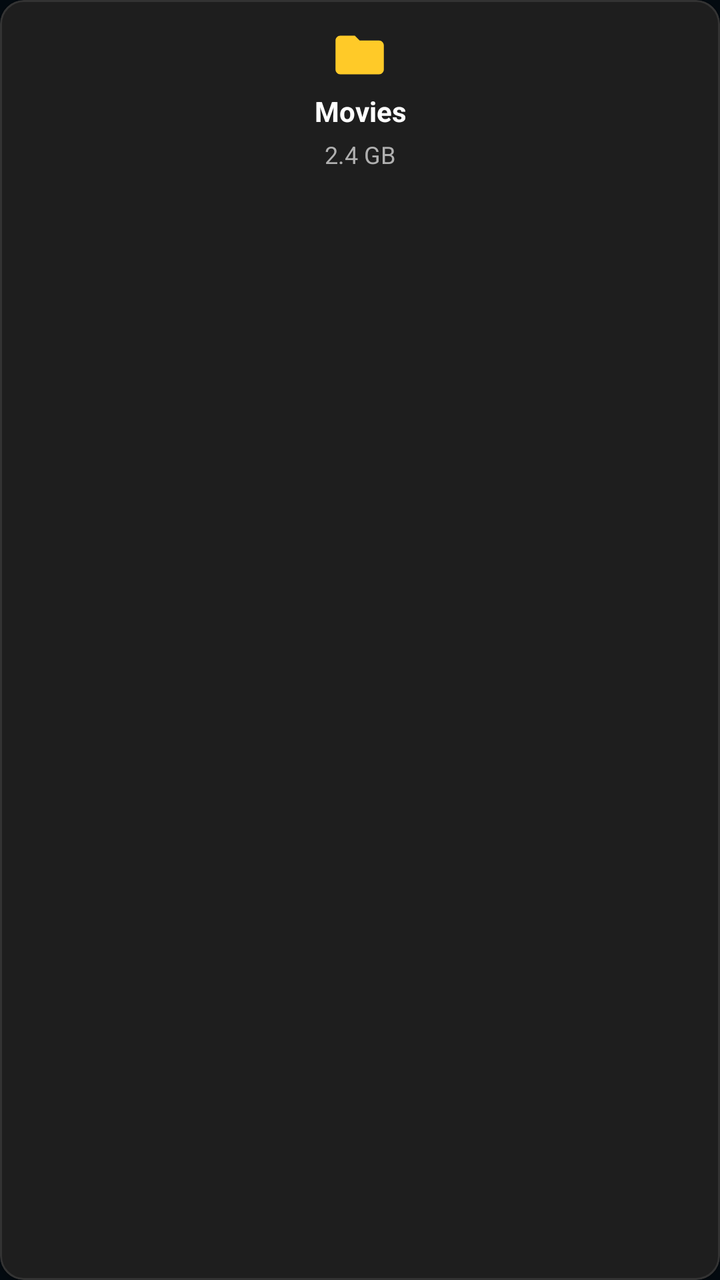
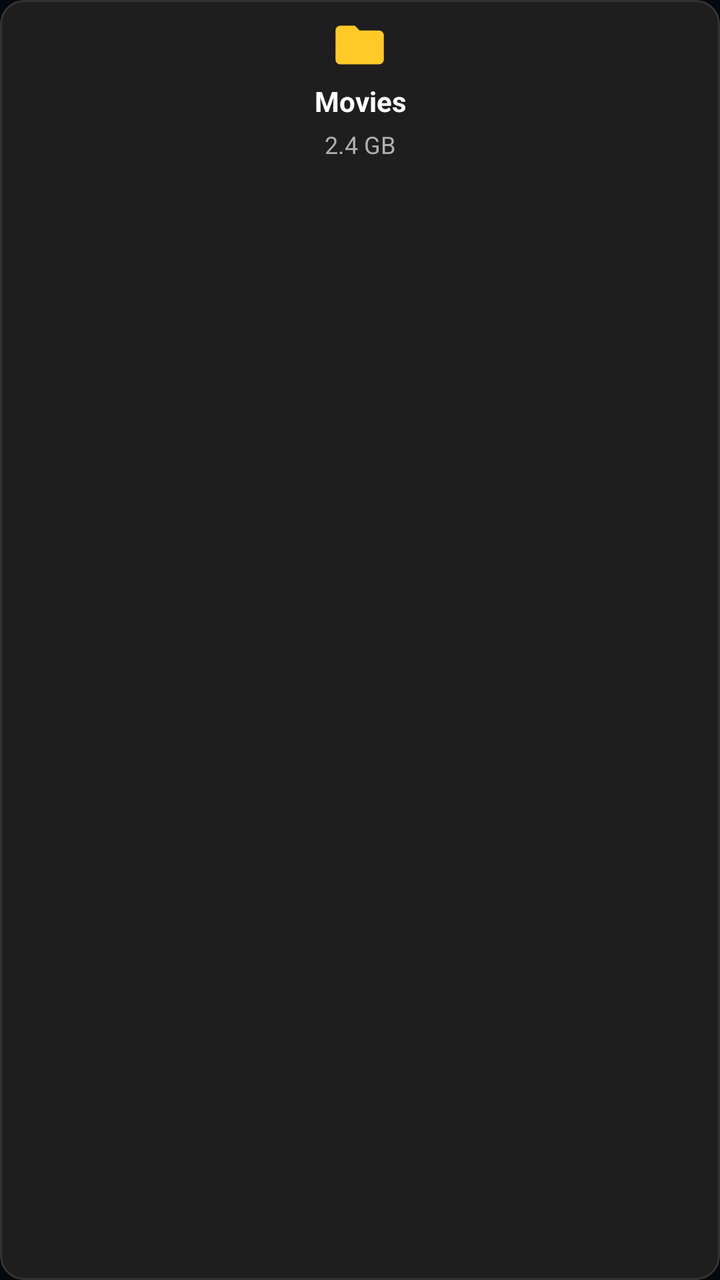

Screens rendered from an Android XML layout before and after an edit, with the pre-edit source and the edit as a unified diff.
<!-- AndroidManifest.xml: application theme Theme.FTFileManager -->
<!-- res/layout/item_dashboard_small.xml -->
<?xml version="1.0" encoding="utf-8"?>
<com.google.android.material.card.MaterialCardView xmlns:android="http://schemas.android.com/apk/res/android"
    xmlns:app="http://schemas.android.com/apk/res-auto"
    android:layout_width="match_parent"
    android:layout_height="wrap_content"
    android:layout_marginStart="6dp"
    android:layout_marginTop="18dp"
    android:layout_marginEnd="6dp"
    app:cardBackgroundColor="#1E1E1E"
    app:cardCornerRadius="12dp"
    app:strokeColor="#333333"
    app:strokeWidth="1dp">

    <LinearLayout
        android:layout_width="match_parent"
        android:layout_height="wrap_content"
        android:layout_marginTop="5dp"
        android:layout_marginBottom="5dp"
        android:gravity="center"
        android:orientation="vertical"
        android:padding="8dp">

        <ImageView
            android:id="@+id/itemIcon"
            android:layout_width="29dp"
            android:layout_height="29dp"
            android:src="@drawable/ic_folder_yellow"
            app:tint="#FFCA28" />

        <TextView
            android:id="@+id/itemTitle"
            android:layout_width="match_parent"
            android:layout_height="wrap_content"
            android:layout_marginTop="4dp"
            android:layout_marginBottom="4dp"
            android:ellipsize="end"
            android:gravity="center"
            android:maxLines="1"
            android:text="Movies"
            android:textColor="#FFFFFF"
            android:textSize="14sp"
            android:textStyle="bold" />

        <TextView
            android:id="@+id/itemSize"
            android:layout_width="wrap_content"
            android:layout_height="wrap_content"
            android:gravity="center"
            android:text="2.4 GB"
            android:textColor="#B0B0B0"
            android:textSize="12sp" />
    </LinearLayout>
</com.google.android.material.card.MaterialCardView>
<!-- resources referenced by this layout -->
<resources>
  <!-- drawable ic_folder_yellow (drawable) -->
  <vector xmlns:android="http://schemas.android.com/apk/res/android"
      android:width="24dp"
      android:height="24dp"
      android:viewportWidth="24"
      android:viewportHeight="24">
      <path
          android:fillColor="#FFCA28"
          android:pathData="M10,4H4c-1.1,0 -1.99,0.9 -1.99,2L2,18c0,1.1 0.9,2 2,2h16c1.1,0 2,-0.9 2,-2V8c0,-1.1 -0.9,-2 -2,-2h-8l-2,-2z"/>
  </vector>
  <style name="Theme.FTFileManager" parent="Theme.MaterialComponents.DayNight.NoActionBar">
  
          <item name="android:statusBarColor">#0F253C</item>
  
          <item name="android:windowLightStatusBar">false</item>
  
          <item name="android:navigationBarColor">#030A10</item>
  
          <item name="colorPrimary">#0A1929</item>
          <item name="colorPrimaryDark">#030A10</item>
          <item name="colorAccent">#2196F3</item> <item name="android:windowBackground">#030A10</item>
      </style>
</resources>

<!-- the commit's change to res/layout/item_dashboard_small.xml (unified diff, before → after) -->
@@ -9,16 +9,21 @@
     app:cardBackgroundColor="#1E1E1E"
     app:cardCornerRadius="12dp"
     app:strokeColor="#333333"
-    app:strokeWidth="1dp">
+    app:strokeWidth="1dp"
+    android:clickable="false"
+    android:focusable="false">
 
     <LinearLayout
+        android:id="@+id/cardContainer"
         android:layout_width="match_parent"
         android:layout_height="wrap_content"
-        android:layout_marginTop="5dp"
-        android:layout_marginBottom="5dp"
         android:gravity="center"
         android:orientation="vertical"
-        android:padding="8dp">
+        android:padding="8dp"
+        android:clickable="true"
+        android:focusable="true"
+        android:focusableInTouchMode="false"
+        android:background="@drawable/focused_item_selector">
 
         <ImageView
             android:id="@+id/itemIcon"
<!-- resource entries referenced after the edit -->
@@ -1,5 +1,25 @@
 <!-- resources referenced by this layout -->
 <resources>
+  <!-- drawable focused_item_selector (drawable) -->
+  <?xml version="1.0" encoding="utf-8"?>
+  <selector xmlns:android="http://schemas.android.com/apk/res/android">
+      <item android:state_focused="true">
+          <shape android:shape="rectangle">
+              <solid android:color="#4D0252A6" /> <stroke
+              android:width="3dp"
+              android:color="#03C2FB" /> <corners android:radius="12dp" />
+          </shape>
+      </item>
+  
+      <item android:state_pressed="true">
+          <shape android:shape="rectangle">
+              <solid android:color="#8003C2FB" />
+              <corners android:radius="12dp" />
+          </shape>
+      </item>
+  
+      <item android:drawable="@android:color/transparent" />
+  </selector>
   <!-- drawable ic_folder_yellow (drawable) -->
   <vector xmlns:android="http://schemas.android.com/apk/res/android"
       android:width="24dp"
